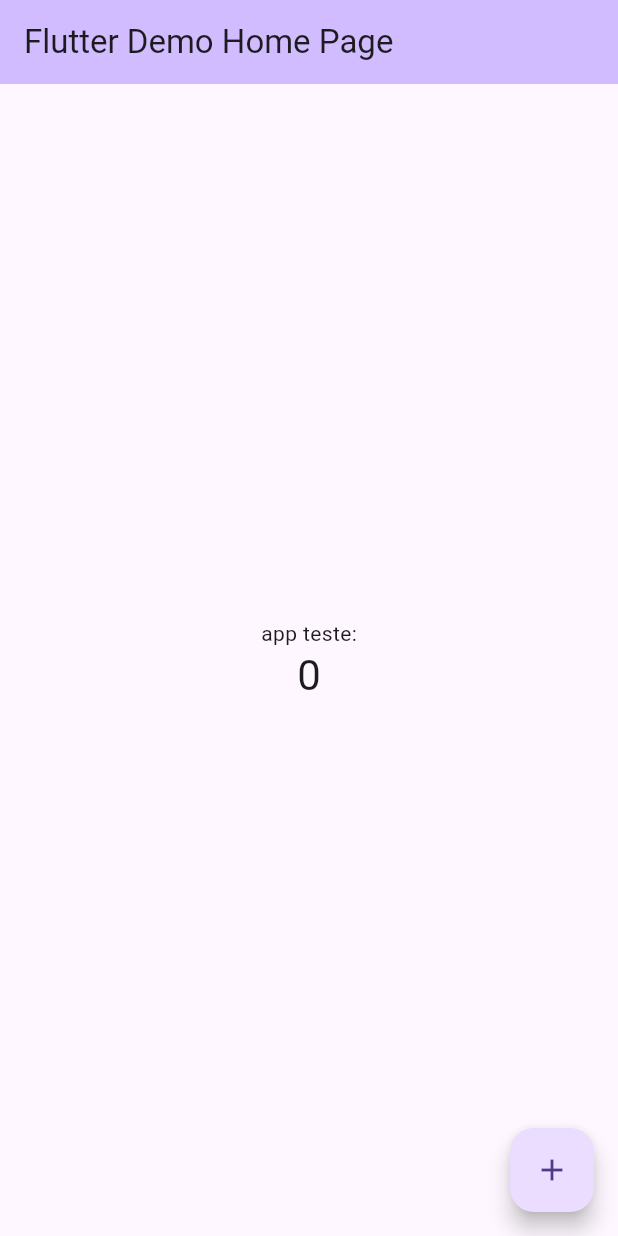
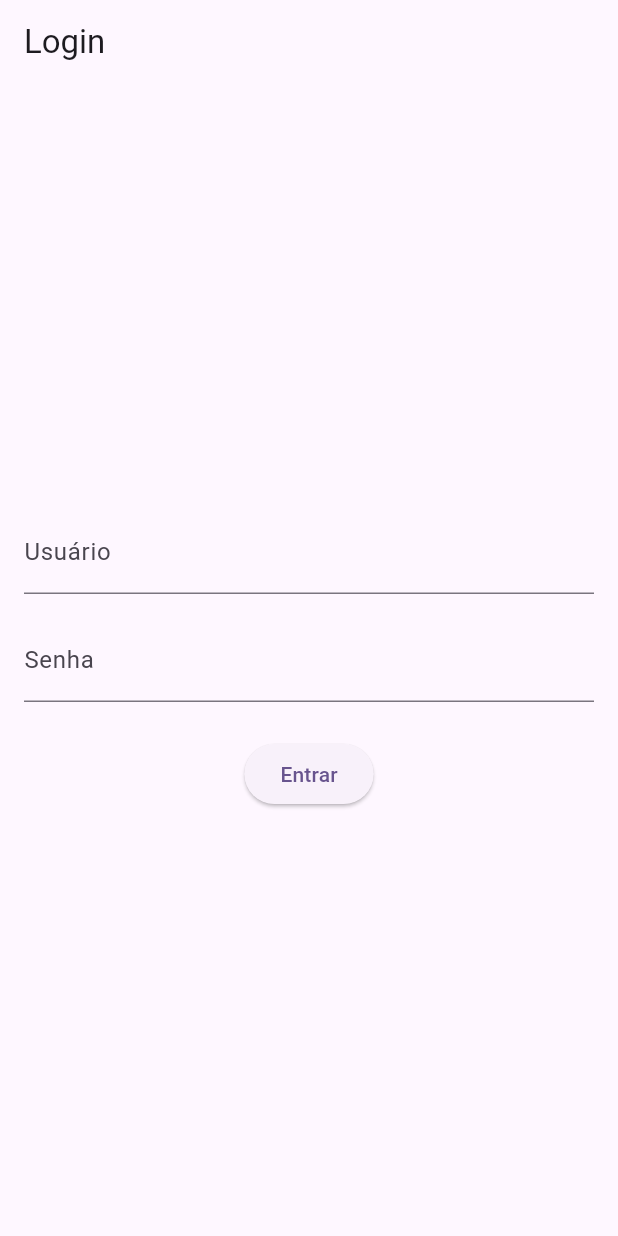
Before and after one commit to FelisbertoJPG/Flutter-Ipasem, a Flutter app: the screen it shows after launch, on a phone screen of 412 x 824 dp. Run offline on Flutter 3.47's test engine with Material 3 defaults, Android fonts, the phone set to English and light mode, and no system bars.

Commit message:
main teste criada pra inicializar os processos de login

```diff
--- /dev/null
+++ b/lib/login.dart
@@ -0,0 +1,39 @@
+// lib/login.dart
+
+import 'package:flutter/material.dart';
+
+class LoginPage extends StatelessWidget {
+  const LoginPage({super.key});
+
+  @override
+  Widget build(BuildContext context) {
+    return Scaffold(
+      appBar: AppBar(
+        title: const Text('Login'),
+      ),
+      body: Padding(
+        padding: const EdgeInsets.all(16.0),
+        child: Column(
+          mainAxisAlignment: MainAxisAlignment.center,
+          children: [
+            TextField(
+              decoration: const InputDecoration(labelText: 'Usuário'),
+            ),
+            const SizedBox(height: 16),
+            TextField(
+              decoration: const InputDecoration(labelText: 'Senha'),
+              obscureText: true,
+            ),
+            const SizedBox(height: 24),
+            ElevatedButton(
+              onPressed: () {
+                // Aqui vai a lógica de login
+              },
+              child: const Text('Entrar'),
+            ),
+          ],
+        ),
+      ),
+    );
+  }
+}
--- a/lib/main.dart
+++ b/lib/main.dart
@@ -1,4 +1,8 @@
 import 'package:flutter/material.dart';
+
+
+import 'login.dart';
+
 
 void main() {
   runApp(const MyApp());
@@ -11,12 +15,13 @@ class MyApp extends StatelessWidget {
   @override
   Widget build(BuildContext context) {
     return MaterialApp(
-      title: 'Flutter Demo',
+      title: 'Flutter Login Demo',
       theme: ThemeData(
 
+        colorScheme: ColorScheme.fromSeed(seedColor: Colors.deepPurple),
       ),
-
-      home: const MyHomePage(title: 'Flutter Demo Home Page'),
+      home: const LoginPage(),
+      //home: const MyHomePage(title: 'Flutter Demo Home Page'),
     );
   }
 }
@@ -24,7 +29,14 @@ class MyApp extends StatelessWidget {
 class MyHomePage extends StatefulWidget {
   const MyHomePage({super.key, required this.title});
 
+  // This widget is the home page of your application. It is stateful, meaning
+  // that it has a State object (defined below) that contains fields that affect
+  // how it looks.
 
+  // This class is the configuration for the state. It holds the values (in this
+  // case the title) provided by the parent (in this case the App widget) and
+  // used by the build method of the State. Fields in a Widget subclass are
+  // always marked "final".
 
   final String title;
 
@@ -37,28 +49,53 @@ class _MyHomePageState extends State<MyHomePage> {
 
   void _incrementCounter() {
     setState(() {
-
+      // This call to setState tells the Flutter framework that something has
+      // changed in this State, which causes it to rerun the build method below
+      // so that the display can reflect the updated values. If we changed
+      // _counter without calling setState(), then the build method would not be
+      // called again, and so nothing would appear to happen.
       _counter++;
     });
   }
 
   @override
   Widget build(BuildContext context) {
-
+    // This method is rerun every time setState is called, for instance as done
+    // by the _incrementCounter method above.
+    //
+    // The Flutter framework has been optimized to make rerunning build methods
+    // fast, so that you can just rebuild anything that needs updating rather
+    // than having to individually change instances of widgets.
     return Scaffold(
       appBar: AppBar(
-
+        // TRY THIS: Try changing the color here to a specific color (to
+        // Colors.amber, perhaps?) and trigger a hot reload to see the AppBar
+        // change color while the other colors stay the same.
         backgroundColor: Theme.of(context).colorScheme.inversePrimary,
-
+        // Here we take the value from the MyHomePage object that was created by
+        // the App.build method, and use it to set our appbar title.
         title: Text(widget.title),
       ),
       body: Center(
-
+        // Center is a layout widget. It takes a single child and positions it
+        // in the middle of the parent.
         child: Column(
-
+          // Column is also a layout widget. It takes a list of children and
+          // arranges them vertically. By default, it sizes itself to fit its
+          // children horizontally, and tries to be as tall as its parent.
+          //
+          // Column has various properties to control how it sizes itself and
+          // how it positions its children. Here we use mainAxisAlignment to
+          // center the children vertically; the main axis here is the vertical
+          // axis because Columns are vertical (the cross axis would be
+          // horizontal).
+          //
+          // TRY THIS: Invoke "debug painting" (choose the "Toggle Debug Paint"
+          // action in the IDE, or press "p" in the console), to see the
+          // wireframe for each widget.
           mainAxisAlignment: MainAxisAlignment.center,
           children: <Widget>[
-            const Text('app teste:'),
+            const Text('You have pushed the button this many times:'),
             Text(
               '$_counter',
               style: Theme.of(context).textTheme.headlineMedium,
@@ -70,7 +107,7 @@ class _MyHomePageState extends State<MyHomePage> {
         onPressed: _incrementCounter,
         tooltip: 'Increment',
         child: const Icon(Icons.add),
-      ),
+      ), // This trailing comma makes auto-formatting nicer for build methods.
     );
   }
 }
```
